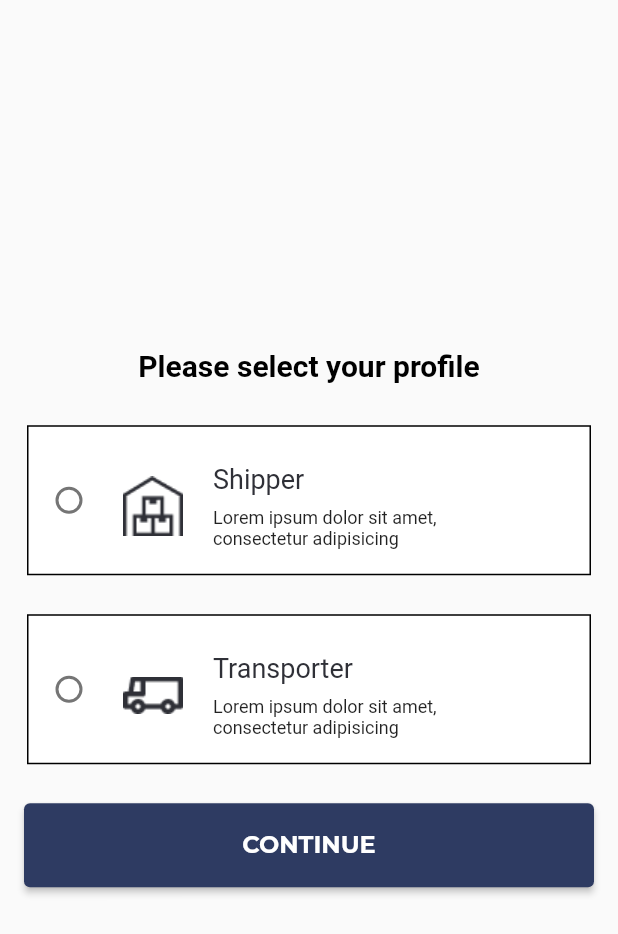
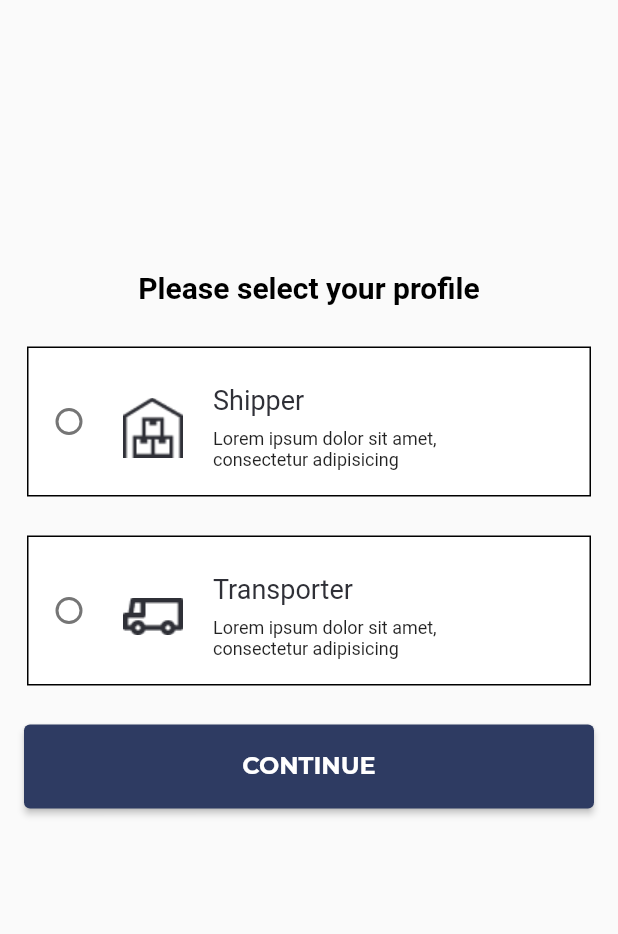
Before and after one commit to aman-netizen-ux/Phone-Verification, a Flutter app: the MyHome screen opened by its route, on a phone screen of 412 x 824 dp. Shown: the top 934 px of the screen. Run offline on Flutter 3.47's test engine with Material 2 defaults, Android fonts, the phone set to English and light mode, and no system bars; our stand-ins replace firebase_auth, firebase_core, google_fonts, intl_phone_field; accounts and stored records are empty.

Commit message:
upload files

```diff
--- a/lib/home.dart
+++ b/lib/home.dart
@@ -17,10 +17,9 @@ class _MyHomeState extends State<MyHome> {
   Widget build(BuildContext context) {
     return Scaffold(
         body: Center(
-            child: Column(
-                mainAxisSize: MainAxisSize.min,
-                crossAxisAlignment: CrossAxisAlignment.stretch,
-                children: [
+            child: Padding(
+      padding: const EdgeInsets.only(top: 180.0),
+      child: Column(crossAxisAlignment: CrossAxisAlignment.stretch, children: [
         Text(
           'Please select your profile',
           style: GoogleFonts.roboto(
@@ -126,12 +125,10 @@ class _MyHomeState extends State<MyHome> {
                       'Transporter',
                       textAlign: TextAlign.left,
                       style: GoogleFonts.roboto(
-                            color: Color.fromARGB(255, 47, 48, 55),
-                            fontSize: 18),
+                          color: Color.fromARGB(255, 47, 48, 55), fontSize: 18),
                     ),
                     const SizedBox(height: 8),
-                      Text(
-                          'Lorem ipsum dolor sit amet,\nconsectetur adipisicing',
+                    Text('Lorem ipsum dolor sit amet,\nconsectetur adipisicing',
                         style: GoogleFonts.roboto(
                             fontWeight: FontWeight.w400, fontSize: 12))
                   ],
@@ -153,6 +150,7 @@ class _MyHomeState extends State<MyHome> {
                 child: Text('CONTINUE',
                     style: GoogleFonts.montserrat(
                         fontSize: 16, fontWeight: FontWeight.w700)))),
-        ])));
+      ]),
+    )));
   }
 }
--- a/lib/res/pin_input.dart
+++ b/lib/res/pin_input.dart
@@ -10,6 +10,7 @@ class PinInput extends StatelessWidget {
   @override
   Widget build(BuildContext context) {
     return TextField(
+      autofocus: true,
       onChanged: (value) {
         code = code + value;
         //autofill
@@ -17,7 +18,8 @@ class PinInput extends StatelessWidget {
           FocusScope.of(context).nextFocus();
         }
         if (value.length == 0 && first == false) {
-          FocusScope.of(context).previousFocus();
+          code = code.substring(0, code.length - 1);
+          // FocusScope.of(context).previousFocus();
         }
       },
       keyboardType: TextInputType.number,
```
Also changed, not shown: lib/main.dart (+9 -4 lines), lib/phone.dart (+6 -2 lines). Lines whose indentation alone changed are shown as unchanged.
